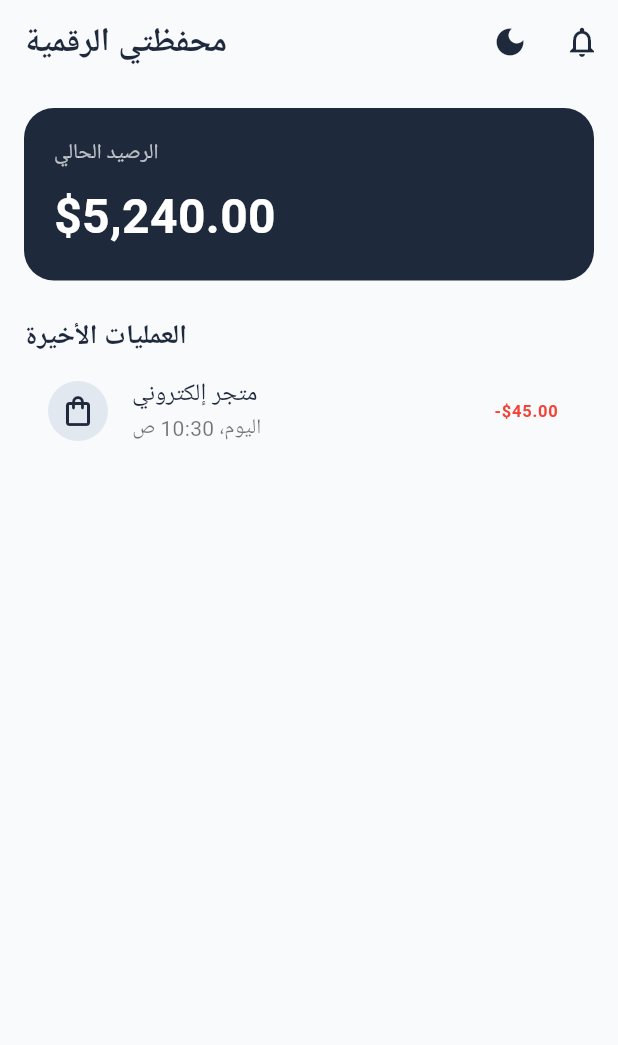
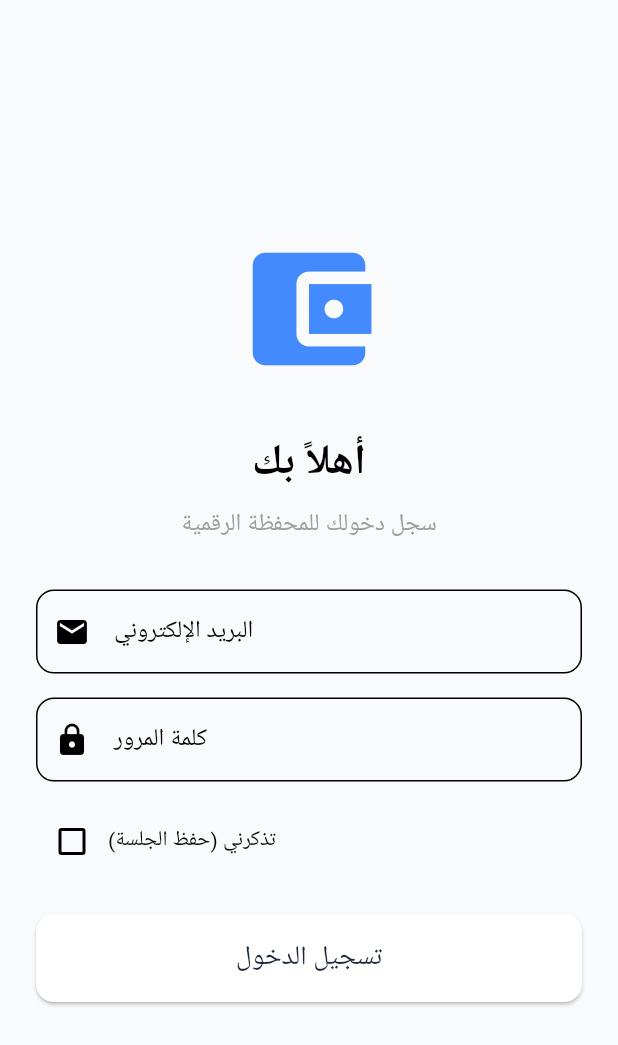
Before and after one commit to sabooha216/my_digital_wallet, a Flutter app: the screen it shows after launch, on a phone screen of 412 x 824 dp. Shown: the top 1045 px of the screen. Run offline on Flutter 3.47's test engine with Material 3 defaults, Android fonts, the phone set to English and light mode, and no system bars.

Commit message:
إضافة شاشة تسجيل الدخول وربطها بالملف الرئيسي

```diff
--- a/lib/main.dart
+++ b/lib/main.dart
@@ -1,4 +1,5 @@
 import 'package:flutter/material.dart';
+import 'package:my_digital_wallet/screens/login_screen.dart';
 
 import 'constants/colors.dart';
 import 'screens/home_screen.dart';
@@ -55,10 +56,10 @@ class _MyDigitalWalletAppState extends State<MyDigitalWalletApp> {
         ),
       ),
 
-      home: HomeScreen(
+
+home: LoginScreen(
         onThemeChanged: _toggleTheme,
-        isDarkMode: isDarkMode,
       ),
-    );
-  }
-}
+    ); // هذا القوس يغلق الـ MaterialApp
+  } // هذا القوس يغلق دالة الـ build
+} // هذا القوس يغلق الـ class
--- /dev/null
+++ b/lib/screens/login_screen.dart
@@ -0,0 +1,117 @@
+import 'package:flutter/material.dart';
+
+class LoginScreen extends StatefulWidget {
+  const LoginScreen({super.key, required void Function() onThemeChanged});
+
+  @override
+  State<LoginScreen> createState() => _LoginScreenState();
+}
+
+class _LoginScreenState extends State<LoginScreen> {
+  // متغير للتحكم بحالة مربع "حفظ الجلسة"
+  bool rememberMe = false;
+
+  @override
+  Widget build(BuildContext context) {
+    return Scaffold(
+      body: SafeArea(
+        child: Center(
+          child: SingleChildScrollView(
+            padding: const EdgeInsets.all(24.0),
+            child: Column(
+              mainAxisAlignment: MainAxisAlignment.center,
+              crossAxisAlignment: CrossAxisAlignment.stretch,
+              children: [
+                // أيقونة أو شعار التطبيق
+                const Icon(
+                  Icons.account_balance_wallet,
+                  size: 100,
+                  color: Colors.blueAccent,
+                ),
+                const SizedBox(height: 32),
+
+                // نص الترحيب
+                const Text(
+                  'أهلاً بك',
+                  textAlign: TextAlign.center,
+                  style: TextStyle(
+                    fontSize: 28,
+                    fontWeight: FontWeight.bold,
+                  ),
+                ),
+                const SizedBox(height: 8),
+                const Text(
+                  'سجل دخولك للمحفظة الرقمية',
+                  textAlign: TextAlign.center,
+                  style: TextStyle(
+                    fontSize: 16,
+                    color: Colors.grey,
+                  ),
+                ),
+                const SizedBox(height: 32),
+
+                // حقل البريد الإلكتروني أو اسم المستخدم
+                TextFormField(
+                  decoration: InputDecoration(
+                    labelText: 'البريد الإلكتروني',
+                    prefixIcon: const Icon(Icons.email),
+                    border: OutlineInputBorder(
+                      borderRadius: BorderRadius.circular(12),
+                    ),
+                  ),
+                ),
+                const SizedBox(height: 16),
+
+                // حقل كلمة المرور
+                TextFormField(
+                  obscureText: true, // لإخفاء كلمة المرور
+                  decoration: InputDecoration(
+                    labelText: 'كلمة المرور',
+                    prefixIcon: const Icon(Icons.lock),
+                    border: OutlineInputBorder(
+                      borderRadius: BorderRadius.circular(12),
+                    ),
+                  ),
+                ),
+                const SizedBox(height: 16),
+
+                // ميزة حفظ الجلسة (متطلب المشروع)
+                Row(
+                  children: [
+                    Checkbox(
+                      value: rememberMe,
+                      onChanged: (value) {
+                        setState(() {
+                          rememberMe = value!;
+                        });
+                      },
+                    ),
+                    const Text('تذكرني (حفظ الجلسة)'),
+                  ],
+                ),
+                const SizedBox(height: 24),
+
+                // زر تسجيل الدخول
+                ElevatedButton(
+                  onPressed: () {
+                    // سيتم برمجة الانتقال للشاشة الرئيسية وحفظ الجلسة هنا لاحقاً
+                  },
+                  style: ElevatedButton.styleFrom(
+                    padding: const EdgeInsets.symmetric(vertical: 16),
+                    shape: RoundedRectangleBorder(
+                      borderRadius: BorderRadius.circular(12),
+                    ),
+                  ),
+                  child: const Text(
+                    'تسجيل الدخول',
+                    style: TextStyle(fontSize: 18),
+                  ),
+                ),
+              ],
+            ),
+          ),
+        ),
+      ),
+    );
+  }
+}
--- a/pubspec.yaml
+++ b/pubspec.yaml
@@ -35,7 +35,9 @@ dependencies:
   # The following adds the Cupertino Icons font to your application.
   # Use with the CupertinoIcons class for iOS style icons.
   cupertino_icons: ^1.0.6
-
+  flutter_localizations:
+    sdk: flutter
+  intl: any
 dev_dependencies:
   flutter_test:
     sdk: flutter
```
Also changed, not shown: pubspec.lock.
